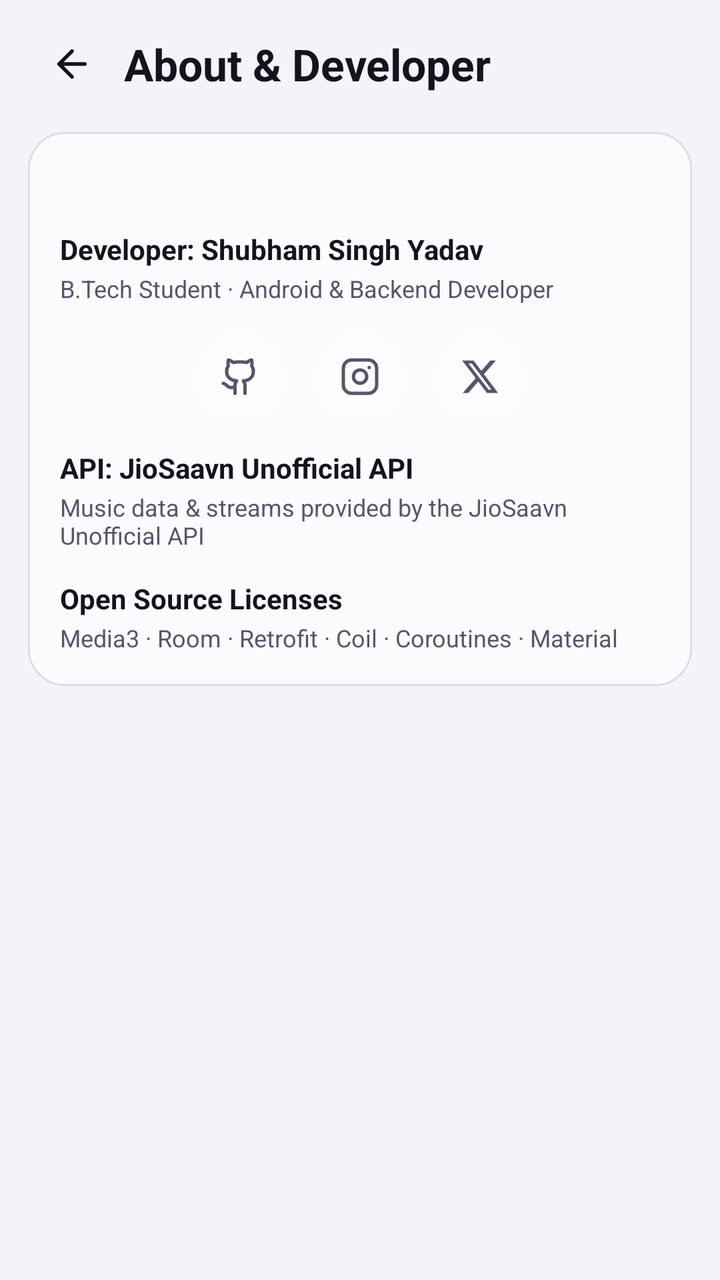
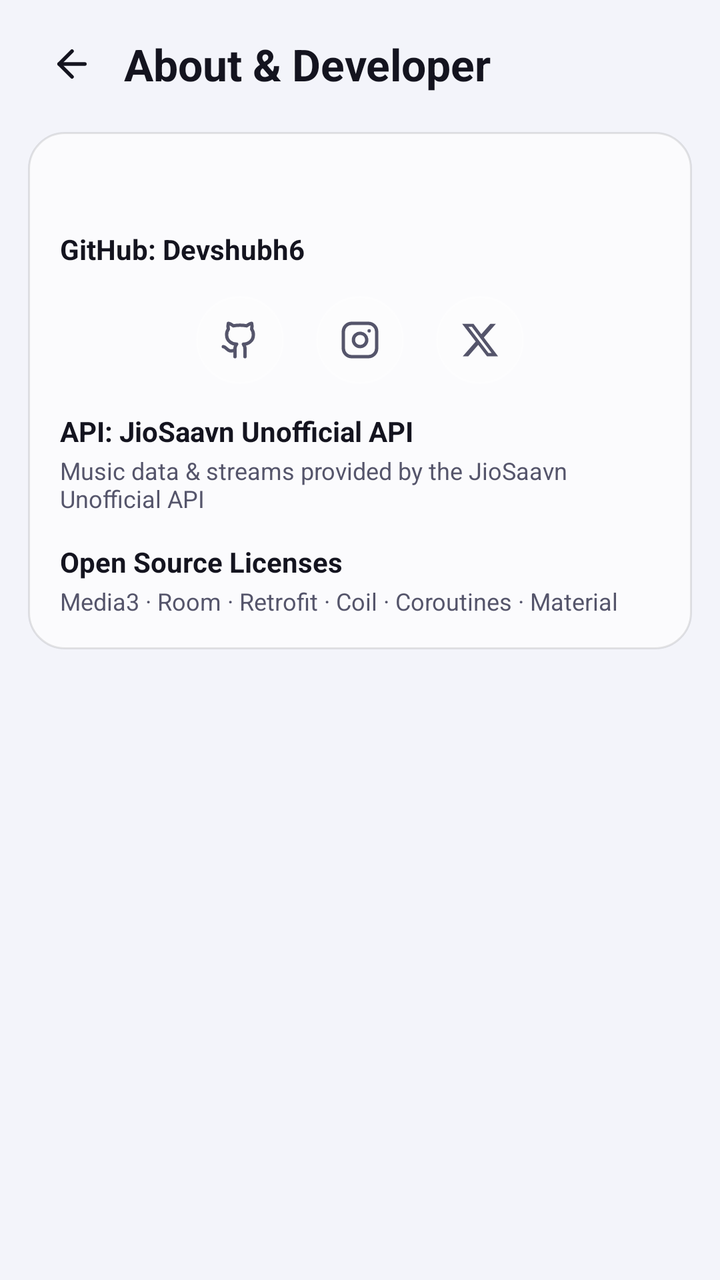

Screens rendered from an Android XML layout before and after an edit, with the pre-edit source and the edit as a unified diff.
<!-- AndroidManifest.xml: application theme Theme.Mysong -->
<!-- res/layout/fragment_settings_about.xml -->
<?xml version="1.0" encoding="utf-8"?>
<androidx.core.widget.NestedScrollView xmlns:android="http://schemas.android.com/apk/res/android"
    android:id="@+id/about_scroll"
    android:layout_width="match_parent"
    android:layout_height="match_parent"
    android:background="@color/bg_primary"
    android:clipToPadding="false"
    android:fillViewport="true"
    android:overScrollMode="never"
    android:paddingBottom="32dp"
    android:scrollbars="none">

    <LinearLayout
        android:layout_width="match_parent"
        android:layout_height="wrap_content"
        android:orientation="vertical"
        android:paddingStart="14dp"
        android:paddingEnd="14dp">

        
        <LinearLayout
            android:layout_width="match_parent"
            android:layout_height="wrap_content"
            android:layout_marginTop="10dp"
            android:gravity="center_vertical"
            android:orientation="horizontal">

            <ImageView
                android:id="@+id/btn_about_back"
                android:layout_width="44dp"
                android:layout_height="44dp"
                android:padding="11dp"
                android:src="@drawable/ic_arrow_back"
                android:tint="@color/text_primary" />

            <TextView
                android:layout_width="0dp"
                android:layout_height="wrap_content"
                android:layout_weight="1"
                android:paddingStart="4dp"
                android:text="@string/settings_about"
                android:textColor="@color/text_primary"
                android:textSize="22sp"
                android:textStyle="bold" />
        </LinearLayout>

        <LinearLayout
            android:layout_width="match_parent"
            android:layout_height="wrap_content"
            android:layout_marginTop="12dp"
            android:background="@drawable/bg_glass_card"
            android:orientation="vertical"
            android:padding="16dp">

            <TextView
                android:id="@+id/tv_version"
                android:layout_width="wrap_content"
                android:layout_height="wrap_content"
                android:textColor="@color/text_primary"
                android:textSize="14sp"
                android:textStyle="bold" />

            <TextView
                android:id="@+id/tv_developer"
                android:layout_width="wrap_content"
                android:layout_height="wrap_content"
                android:layout_marginTop="14dp"
                android:text="@string/about_developer"
                android:textColor="@color/text_primary"
                android:textSize="14sp"
                android:textStyle="bold" />

            <TextView
                android:id="@+id/tv_developer_desc"
                android:layout_width="wrap_content"
                android:layout_height="wrap_content"
                android:layout_marginTop="2dp"
                android:text="@string/about_developer_desc"
                android:textColor="@color/text_secondary"
                android:textSize="12sp" />

            
            <LinearLayout
                android:layout_width="match_parent"
                android:layout_height="wrap_content"
                android:layout_marginTop="14dp"
                android:gravity="center"
                android:orientation="horizontal">

                <FrameLayout
                    android:id="@+id/btn_social_github"
                    android:layout_width="44dp"
                    android:layout_height="44dp"
                    android:background="@drawable/bg_glass_circle"
                    android:clickable="true"
                    android:contentDescription="@string/social_github"
                    android:focusable="true"
                    android:foreground="?attr/selectableItemBackground">

                    <ImageView
                        android:layout_width="20dp"
                        android:layout_height="20dp"
                        android:layout_gravity="center"
                        android:src="@drawable/ic_github"
                        android:tint="@color/text_secondary" />
                </FrameLayout>

                <FrameLayout
                    android:id="@+id/btn_social_instagram"
                    android:layout_width="44dp"
                    android:layout_height="44dp"
                    android:layout_marginStart="16dp"
                    android:background="@drawable/bg_glass_circle"
                    android:clickable="true"
                    android:contentDescription="@string/social_instagram"
                    android:focusable="true"
                    android:foreground="?attr/selectableItemBackground">

                    <ImageView
                        android:layout_width="20dp"
                        android:layout_height="20dp"
                        android:layout_gravity="center"
                        android:src="@drawable/ic_instagram"
                        android:tint="@color/text_secondary" />
                </FrameLayout>

                <FrameLayout
                    android:id="@+id/btn_social_x"
                    android:layout_width="44dp"
                    android:layout_height="44dp"
                    android:layout_marginStart="16dp"
                    android:background="@drawable/bg_glass_circle"
                    android:clickable="true"
                    android:contentDescription="@string/social_x"
                    android:focusable="true"
                    android:foreground="?attr/selectableItemBackground">

                    <ImageView
                        android:layout_width="20dp"
                        android:layout_height="20dp"
                        android:layout_gravity="center"
                        android:src="@drawable/ic_x_twitter"
                        android:tint="@color/text_secondary" />
                </FrameLayout>
            </LinearLayout>

            <TextView
                android:id="@+id/tv_api"
                android:layout_width="wrap_content"
                android:layout_height="wrap_content"
                android:layout_marginTop="14dp"
                android:text="@string/about_api"
                android:textColor="@color/text_primary"
                android:textSize="14sp"
                android:textStyle="bold" />

            <TextView
                android:id="@+id/tv_api_desc"
                android:layout_width="wrap_content"
                android:layout_height="wrap_content"
                android:layout_marginTop="2dp"
                android:text="@string/about_api_desc"
                android:textColor="@color/text_secondary"
                android:textSize="12sp" />

            <TextView
                android:id="@+id/tv_licenses"
                android:layout_width="wrap_content"
                android:layout_height="wrap_content"
                android:layout_marginTop="14dp"
                android:text="@string/about_licenses"
                android:textColor="@color/text_primary"
                android:textSize="14sp"
                android:textStyle="bold" />

            <TextView
                android:id="@+id/tv_licenses_desc"
                android:layout_width="wrap_content"
                android:layout_height="wrap_content"
                android:layout_marginTop="2dp"
                android:text="@string/about_licenses_desc"
                android:textColor="@color/text_secondary"
                android:textSize="12sp" />
        </LinearLayout>
    </LinearLayout>
</androidx.core.widget.NestedScrollView>
<!-- resources referenced by this layout -->
<resources>
  <color name="bg_primary">#F3F4FA</color>
  <color name="text_primary">#14141F</color>
  <color name="text_secondary">#55556B</color>
  <!-- drawable bg_glass_card (drawable) -->
  <?xml version="1.0" encoding="utf-8"?>
  <shape xmlns:android="http://schemas.android.com/apk/res/android"
      android:shape="rectangle">
      <solid android:color="@color/glass_card" />
      <corners android:radius="18dp" />
      <stroke
          android:width="1dp"
          android:color="@color/glass_stroke" />
  </shape>
  <!-- drawable bg_glass_circle (drawable) -->
  <?xml version="1.0" encoding="utf-8"?>
  <shape xmlns:android="http://schemas.android.com/apk/res/android"
      android:shape="oval">
      <solid android:color="#22FFFFFF" />
      <stroke
          android:width="1dp"
          android:color="#4DFFFFFF" />
  </shape>
  <!-- drawable ic_x_twitter (drawable) -->
  <?xml version="1.0" encoding="utf-8"?>
  <vector xmlns:android="http://schemas.android.com/apk/res/android"
      android:width="24dp"
      android:height="24dp"
      android:viewportWidth="24"
      android:viewportHeight="24">
      <path
          android:fillColor="#FF000000"
          android:pathData="M18.244,2.25h3.308l-7.227,8.26 8.502,11.24h-6.663l-5.214,-6.817L4.99,21.75H1.68l7.73,-8.835L1.254,2.25h6.826l4.713,6.231zM17.083,19.77h1.833L7.084,4.126H5.117z" />
  </vector>
  <string name="about_api">API: JioSaavn Unofficial API</string>
  <string name="about_api_desc">Music data &amp; streams provided by the JioSaavn Unofficial API</string>
  <string name="about_developer">Developer: Shubham Singh Yadav</string>
  <string name="about_developer_desc">B.Tech Student · Android &amp; Backend Developer</string>
  <string name="about_licenses">Open Source Licenses</string>
  <string name="about_licenses_desc">Media3 · Room · Retrofit · Coil · Coroutines · Material</string>
  <string name="settings_about">About &amp; Developer</string>
  <string name="social_github">GitHub</string>
  <string name="social_instagram">Instagram</string>
  <string name="social_x">X (Twitter)</string>
  <color name="glass_card">#B3FFFFFF</color>
  <color name="glass_stroke">#1A000000</color>
  <color name="accent">#4ADE80</color>
  <color name="text_on_accent">#0A0A12</color>
  <color name="accent_soft">#334ADE80</color>
  <color name="accent_purple">#A78BFA</color>
  <color name="bg_surface">#FFFFFF</color>
  <color name="glass_card_strong">#E0FFFFFF</color>
  <color name="glass_chip">#26000000</color>
  <color name="nav_inactive">#8E8E93</color>
  <color name="divider">#14000000</color>
  <color name="accent_red">#F87171</color>
  <style name="Theme.Mysong.BottomSheet" parent="ThemeOverlay.Material3.BottomSheetDialog">
          <item name="android:windowBackground">@drawable/bg_bottom_sheet</item>
          <item name="android:windowIsFloating">false</item>
          <item name="android:windowSoftInputMode">adjustResize</item>
      </style>
  <style name="Theme.Mysong.Dialog" parent="ThemeOverlay.Material3.MaterialAlertDialog">
          <item name="colorPrimary">@color/accent</item>
          <item name="colorOnSurface">@color/text_primary</item>
          <item name="colorSurface">@color/bg_surface</item>
          <item name="colorOnSurfaceVariant">@color/text_secondary</item>
          <item name="android:colorBackground">@color/bg_surface</item>
          <item name="android:textColorPrimary">@color/text_primary</item>
          <item name="android:textColorSecondary">@color/text_secondary</item>
      </style>
  <!-- drawable bg_bottom_sheet (drawable) -->
  <?xml version="1.0" encoding="utf-8"?>
  <shape xmlns:android="http://schemas.android.com/apk/res/android"
      android:shape="rectangle">
      <solid android:color="#33121212" />
      <stroke
          android:width="1dp"
          android:color="#40FFFFFF" />
      <corners
          android:topLeftRadius="24dp"
          android:topRightRadius="24dp" />
  </shape>
  <!-- unchanged entries left out for length: 4 -->
</resources>

<!-- the commit's change to res/layout/fragment_settings_about.xml (unified diff, before → after) -->
@@ -69,15 +69,6 @@
                 android:textColor="@color/text_primary"
                 android:textSize="14sp"
                 android:textStyle="bold" />
-
-            <TextView
-                android:id="@+id/tv_developer_desc"
-                android:layout_width="wrap_content"
-                android:layout_height="wrap_content"
-                android:layout_marginTop="2dp"
-                android:text="@string/about_developer_desc"
-                android:textColor="@color/text_secondary"
-                android:textSize="12sp" />
 
             
             <LinearLayout
<!-- resource entries referenced after the edit -->
@@ -35,8 +35,7 @@
   </vector>
   <string name="about_api">API: JioSaavn Unofficial API</string>
   <string name="about_api_desc">Music data &amp; streams provided by the JioSaavn Unofficial API</string>
-  <string name="about_developer">Developer: Shubham Singh Yadav</string>
-  <string name="about_developer_desc">B.Tech Student · Android &amp; Backend Developer</string>
+  <string name="about_developer">GitHub: Devshubh6</string>
   <string name="about_licenses">Open Source Licenses</string>
   <string name="about_licenses_desc">Media3 · Room · Retrofit · Coil · Coroutines · Material</string>
   <string name="settings_about">About &amp; Developer</string>
